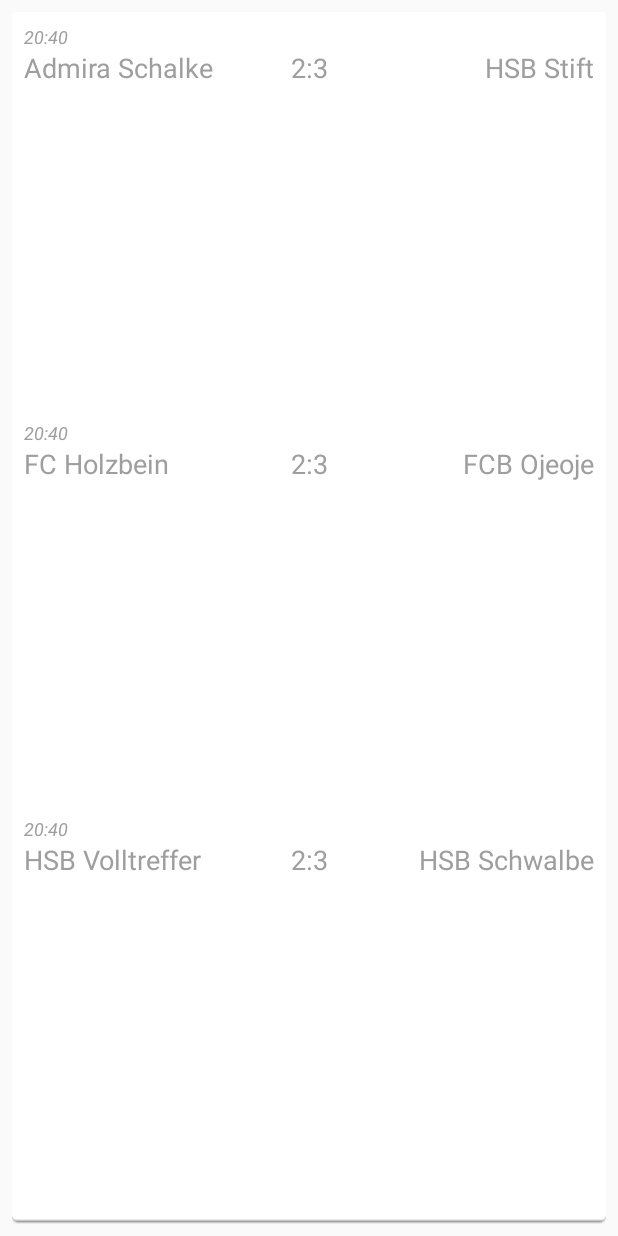
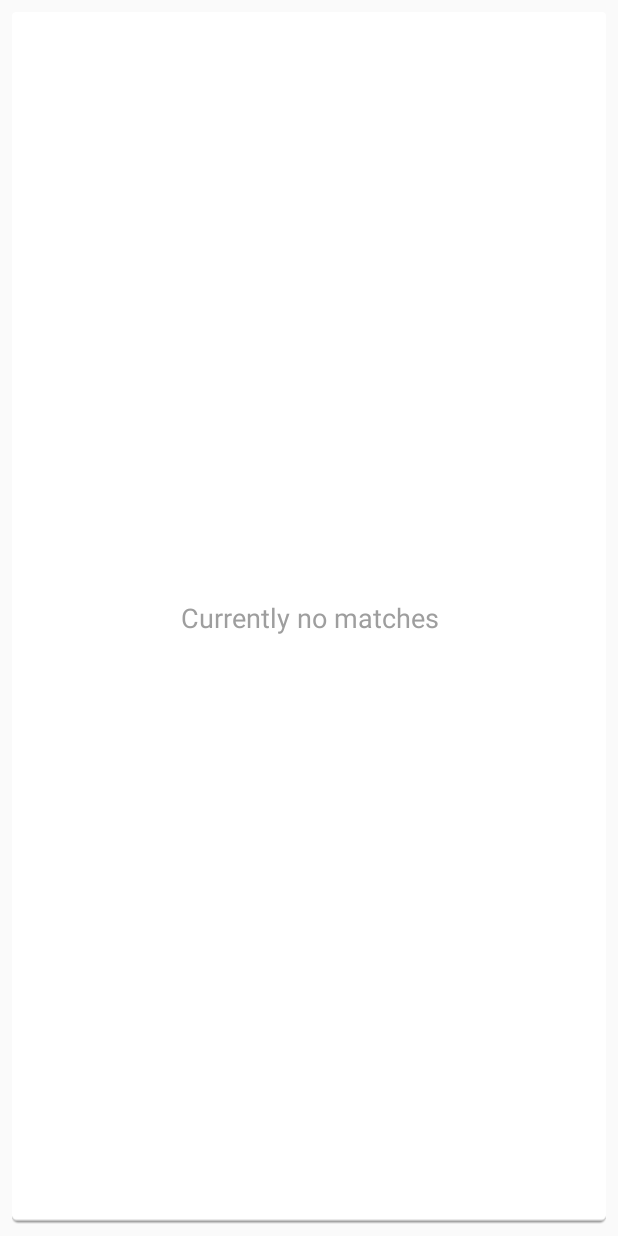
Before and after one commit to aerifiu/udacity-project-3, an Android app: the layout appwidget.xml on its own in the app's theme, with its tools: preview values and no code run, on a phone screen of 412 x 824 dp. Run offline under Robolectric (Android 15) with nearby library versions, the phone set to English and light mode, and no system bars.

Commit message:
FIX widget would not load, showing text in widget if there is no data

```diff
--- a/Football_Scores-master/app/src/main/res/layout/appwidget.xml
+++ b/Football_Scores-master/app/src/main/res/layout/appwidget.xml
@@ -9,6 +9,18 @@
 	android:background="@drawable/appwidget_bg"
 	android:orientation="vertical"
 	android:padding="8dip">
+
+	<TextView
+		android:id="@+id/appwidget_no_match"
+		android:layout_width="match_parent"
+		android:layout_height="match_parent"
+		android:contentDescription="@string/dscr_no_matches"
+		android:gravity="center"
+		android:text="@string/no_matches"
+		android:textColor="@color/text_widget"
+		android:textSize="18sp"
+		android:visibility="gone"
+		tools:visibility="visible"/>
 
 	<RelativeLayout
 		android:id="@+id/appwidget_match1"
--- a/Football_Scores-master/app/src/main/res/values/strings.xml
+++ b/Football_Scores-master/app/src/main/res/values/strings.xml
@@ -44,5 +44,7 @@
 
         During the off season, fake data will be added to the app.
     </string>
+	<string name="no_matches">Currently no matches</string>
+	<string name="dscr_no_matches">Currently no matches</string>
 
 </resources>
```
Also changed, not shown: Football_Scores-master/app/src/main/java/barqsoft/footballscores/service/FetchService.java (+54 -71 lines), Football_Scores-master/app/src/main/java/barqsoft/footballscores/widget/FootballAppWidgetProvider.java (+40 -18 lines).
